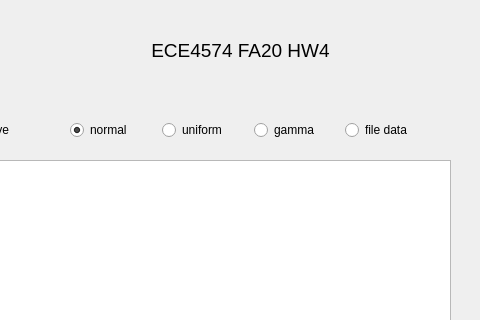
The window that mainwindow.ui (DhairyaSurana/Qt-Distribution) describes before a commit, drawn with Qt 5; both pictures show x 430 to 910 and y 0 to 320 of the 910 by 661 pixel window.
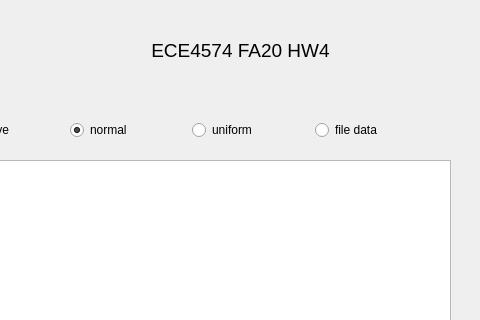
The same window after the commit. Custom widgets are drawn as their Qt base class.

Commit message: Removed 'gamma' radio button

What changed in the file:
```diff
--- a/mainwindow.ui
+++ b/mainwindow.ui
@@ -50,13 +50,6 @@
        </property>
       </widget>
      </item>
-     <item>
-      <widget class="QRadioButton" name="other_button">
-       <property name="text">
-        <string>gamma</string>
-       </property>
-      </widget>
-     </item>
      <item>
       <widget class="QRadioButton" name="file_button">
        <property name="text">
```
The commit also changes 2 other files.
